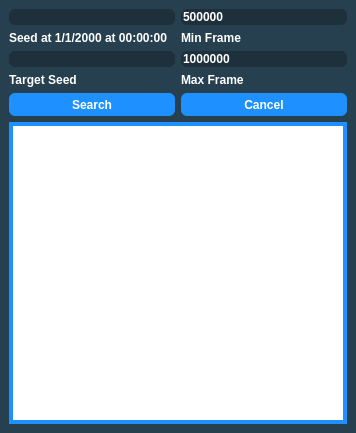
Above: Forms/Gen3/GameCubeRTC.ui from Admiral-Fish/PokeFinder before the change. Below: the same form after it.
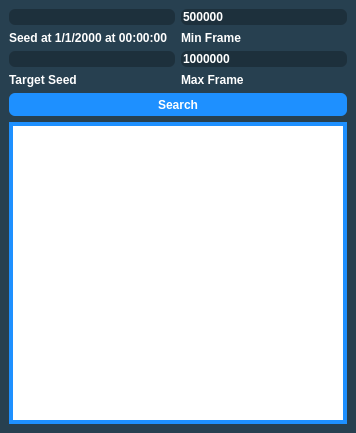
That is the form after the change. Custom widgets are drawn as their Qt base class.

Commit message: Add cancel to GameCubeRTC

The edit to the form file:
```diff
--- a/Forms/Gen3/GameCubeRTC.ui
+++ b/Forms/Gen3/GameCubeRTC.ui
@@ -137,38 +137,6 @@
       </item>
      </layout>
     </item>
-    <item row="1" column="0">
-     <widget class="QPushButton" name="pushButtonSearch">
-      <property name="minimumSize">
-       <size>
-        <width>0</width>
-        <height>23</height>
-       </size>
-      </property>
-      <property name="styleSheet">
-       <string notr="true"/>
-      </property>
-      <property name="text">
-       <string>Search</string>
-      </property>
-     </widget>
-    </item>
-    <item row="1" column="1">
-     <widget class="QPushButton" name="pushButtonCancel">
-      <property name="minimumSize">
-       <size>
-        <width>0</width>
-        <height>23</height>
-       </size>
-      </property>
-      <property name="styleSheet">
-       <string notr="true"/>
-      </property>
-      <property name="text">
-       <string>Cancel</string>
-      </property>
-     </widget>
-    </item>
     <item row="2" column="0" colspan="2">
      <widget class="QTableView" name="tableViewGenerator">
       <property name="maximumSize">
@@ -206,6 +174,22 @@
       </attribute>
      </widget>
     </item>
+    <item row="1" column="0" colspan="2">
+     <widget class="QPushButton" name="pushButtonSearch">
+      <property name="minimumSize">
+       <size>
+        <width>0</width>
+        <height>23</height>
+       </size>
+      </property>
+      <property name="styleSheet">
+       <string notr="true"/>
+      </property>
+      <property name="text">
+       <string>Search</string>
+      </property>
+     </widget>
+    </item>
    </layout>
   </widget>
   <widget class="QMenuBar" name="menubar">
```
Left out of the diff: 2 changed lines with no effect on the pictures. The commit also changes 2 other files.
